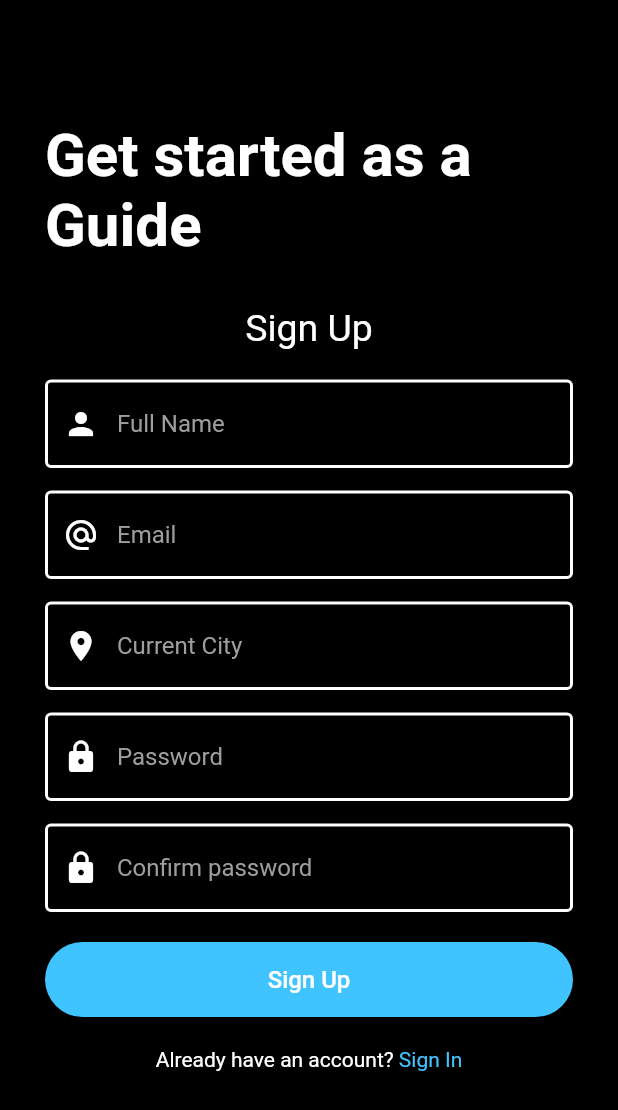
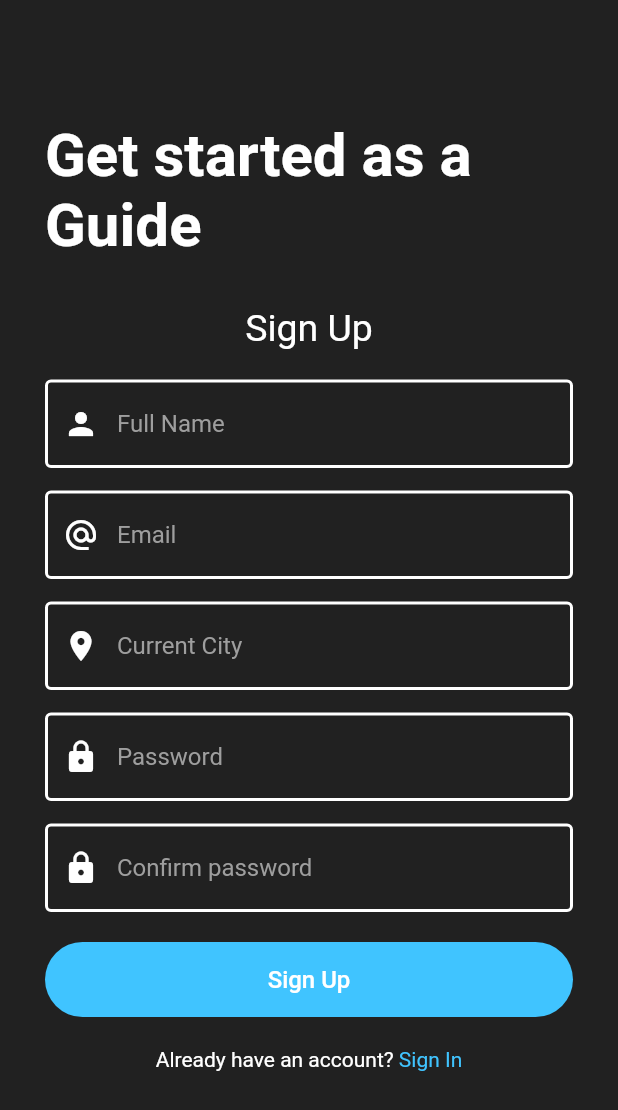
Before and after one commit to ahmedgulabkhan/TouristAssist, a Flutter app: the GuideSignUpPage screen opened directly, on a phone screen of 412 x 824 dp. Shown: the top 1110 px of the screen. Run offline on Flutter 3.47's test engine with Material 2 defaults, Android fonts, the phone set to English and light mode, and no system bars; our stand-ins replace cloud_firestore, firebase_auth, flutter_spinkit, shared_preferences; accounts and stored records are empty.

Commit message:
Container color changed

```diff
--- a/lib/pages/guide_signin_page.dart
+++ b/lib/pages/guide_signin_page.dart
@@ -74,7 +74,7 @@ class _GuideSignInPageState extends State<GuideSignInPage> {
       body: Form(
         key: _formKey,
         child: Container(
-          color: Colors.black,
+          color: Colors.black87,
           child: ListView(
             padding: EdgeInsets.symmetric(horizontal: 30.0, vertical: 80.0),
             children: <Widget>[
--- a/lib/pages/guide_signup_page.dart
+++ b/lib/pages/guide_signup_page.dart
@@ -71,7 +71,7 @@ class _GuideSignUpPageState extends State<GuideSignUpPage> {
       body: Form(
         key: _formKey,
         child: Container(
-          color: Colors.black,
+          color: Colors.black87,
           child: ListView(
             padding: EdgeInsets.symmetric(horizontal: 30.0, vertical: 80.0),
             children: <Widget>[
--- a/lib/pages/tourist_signin_page.dart
+++ b/lib/pages/tourist_signin_page.dart
@@ -74,7 +74,7 @@ class _TouristSignInPageState extends State<TouristSignInPage> {
       body: Form(
         key: _formKey,
         child: Container(
-          color: Colors.black,
+          color: Colors.black87,
           child: ListView(
             padding: EdgeInsets.symmetric(horizontal: 30.0, vertical: 80.0),
             children: <Widget>[
--- a/lib/pages/tourist_signup_page.dart
+++ b/lib/pages/tourist_signup_page.dart
@@ -70,7 +70,7 @@ class _TouristSignUpPageState extends State<TouristSignUpPage> {
       body: Form(
         key: _formKey,
         child: Container(
-          color: Colors.black,
+          color: Colors.black87,
           child: ListView(
             padding: EdgeInsets.symmetric(horizontal: 30.0, vertical: 80.0),
             children: <Widget>[
```
